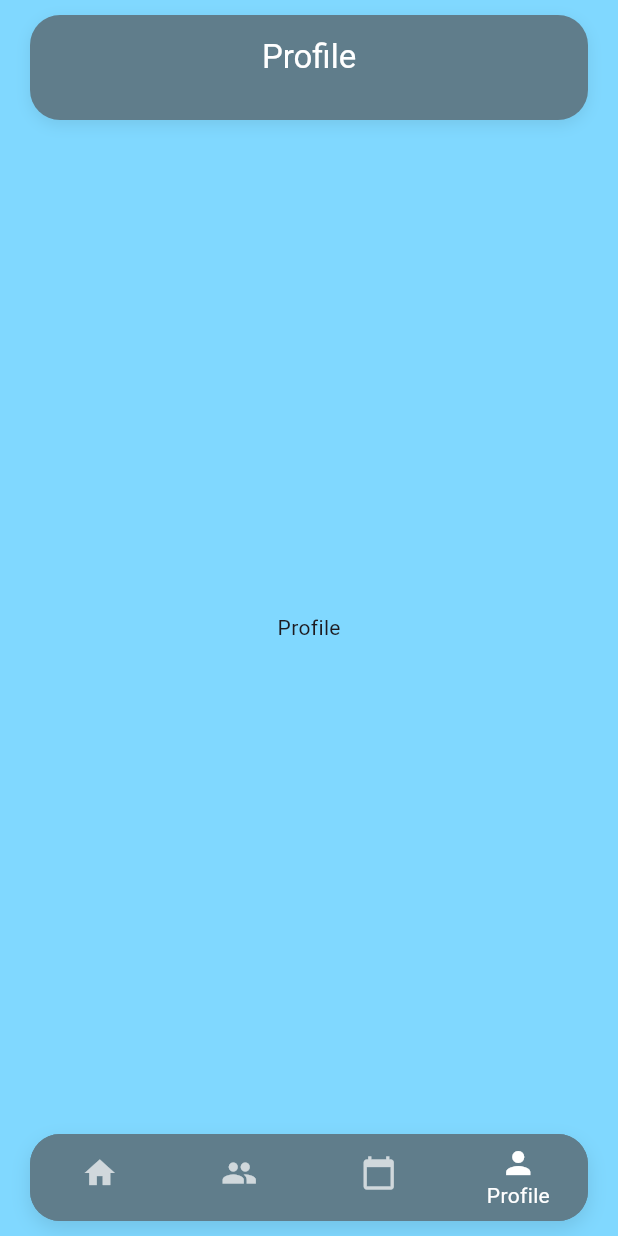
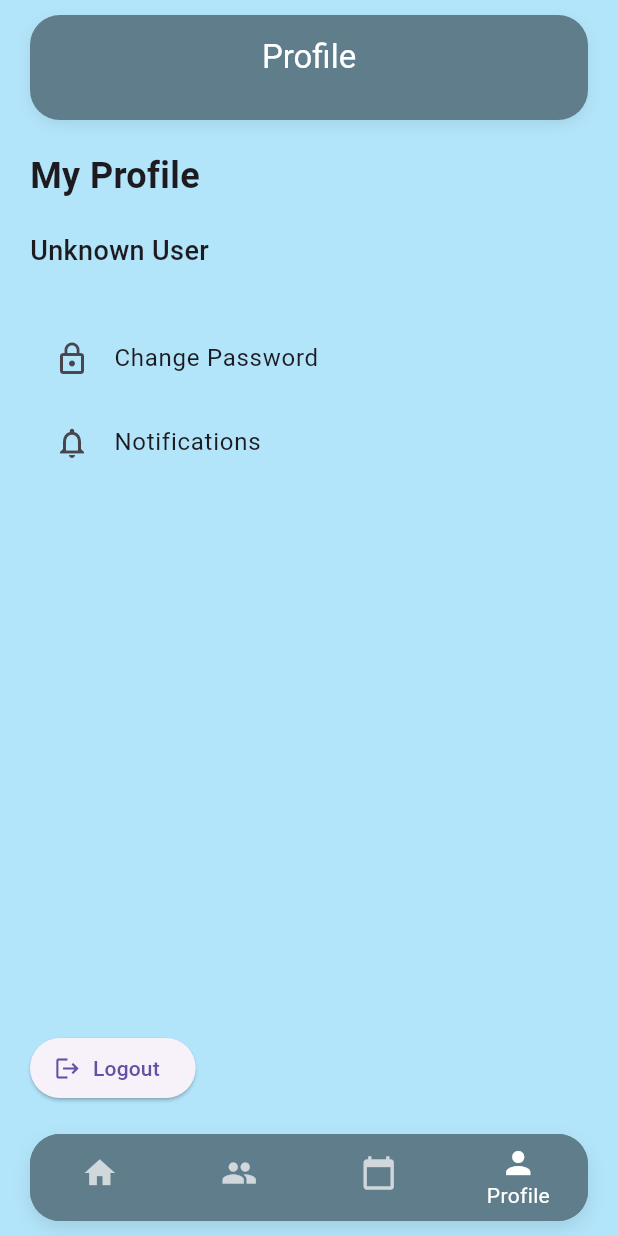
Before and after one commit to ThatoSiphosethu/hospice_app, a Flutter app: the screen it shows after launch, item 4 of the bottom bar chosen, on a phone screen of 412 x 824 dp. Run offline on Flutter 3.47's test engine with Material 3 defaults, Android fonts, the phone set to English and light mode, and no system bars; accounts and stored records are empty.

Commit message:
authNotWorking

```diff
--- /dev/null
+++ b/lib/core/auth/auth_repository.dart
@@ -0,0 +1,37 @@
+import 'models/auth_user.dart';
+import '../../features/ehr/domain/user_role.dart';
+
+class AuthRepository {
+
+  Future<AuthUser?> login(String email, String password) async {
+
+    await Future.delayed(const Duration(milliseconds: 800));
+
+    // MOCK USERS
+    if (email == "admin@hospice.com" && password == "admin") {
+      return AuthUser(
+        id: "1",
+        name: "Administrator",
+        role: UserRole.admin,
+      );
+    }
+
+    if (email == "cna@hospice.com" && password == "cna") {
+      return AuthUser(
+        id: "2",
+        name: "CNA Staff",
+        role: UserRole.caregiver,
+      );
+    }
+
+    if (email == "family@hospice.com" && password == "family") {
+      return AuthUser(
+        id: "3",
+        name: "Family Member",
+        role: UserRole.relative,
+      );
+    }
+
+    return null;
+  }
+}
--- /dev/null
+++ b/lib/core/auth/auth_service.dart
@@ -0,0 +1,24 @@
+import 'auth_repository.dart';
+import 'auth_session.dart';
+import 'models/auth_user.dart';
+
+class AuthService {
+
+  final AuthRepository _repo = AuthRepository();
+
+  Future<AuthUser?> login(String email, String password) async {
+
+    final user = await _repo.login(email, password);
+
+    if (user != null) {
+      AuthSession.currentUser = user;
+    }
+
+    return user;
+  }
+
+  void logout() {
+    AuthSession.logout();
+  }
+
+}
--- /dev/null
+++ b/lib/core/auth/auth_session.dart
@@ -0,0 +1,11 @@
+import 'models/auth_user.dart';
+
+class AuthSession {
+  static AuthUser? currentUser;
+
+  static bool get isLoggedIn => currentUser != null;
+
+  static void logout() {
+    currentUser = null;
+  }
+}
--- a/lib/core/auth/login_page.dart
+++ b/lib/core/auth/login_page.dart
@@ -1,6 +1,6 @@
 import 'package:flutter/material.dart';
 import 'package:hospice_app/shared/widgets/body_card.dart';
-
+import '../auth/auth_service.dart';
 import '../../features/ehr/domain/user_role.dart';
 
 class LoginPage extends StatefulWidget {
@@ -11,7 +11,7 @@ class LoginPage extends StatefulWidget {
 }
 
 class _LoginPageState extends State<LoginPage> {
-  // In a real app, the role is determined by the email/database,
+  final AuthService _authService = AuthService();
   // but we can add a toggle for testing purposes.
   UserRole _selectedRole = UserRole.caregiver;
 
@@ -20,29 +20,38 @@ class _LoginPageState extends State<LoginPage> {
   final TextEditingController emailController = TextEditingController();
   final TextEditingController passwordController = TextEditingController();
 
-// Simple loading state for demonstration (not connected to real auth logic)
+  // Simple loading state for demonstration (not connected to real auth logic)
   bool _loading = false;
 
-  void _handleLogin() async {
-    // Logic to navigate based on role
-    if (emailController.text.isEmpty || passwordController.text.isEmpty) {
+  Future<void> _handleLogin() async {
+    final email = emailController.text.trim();
+    final password = passwordController.text.trim();
+
+    if (email.isEmpty || password.isEmpty) {
       ScaffoldMessenger.of(
         context,
-      ).showSnackBar(const SnackBar(content: Text("Please enter credentials")));
+      ).showSnackBar(const SnackBar(content: Text("Enter credentials")));
       return;
     }
 
-    setState(() => _loading = true);
-    await Future.delayed(const Duration(seconds: 1));
-    setState(() => _loading = false);
+    final user = await _authService.login(email, password);
 
-    switch (_selectedRole) {
+    if (user == null) {
+      ScaffoldMessenger.of(
+        context,
+      ).showSnackBar(const SnackBar(content: Text("Invalid credentials")));
+      return;
+    }
+
+    switch (user.role) {
       case UserRole.admin:
         Navigator.pushReplacementNamed(context, '/admin');
         break;
+
       case UserRole.caregiver:
         Navigator.pushReplacementNamed(context, '/cna');
         break;
+
       case UserRole.relative:
         Navigator.pushReplacementNamed(context, '/family');
         break;
--- /dev/null
+++ b/lib/core/auth/models/auth_user.dart
@@ -0,0 +1,13 @@
+import '../../../features/ehr/domain/user_role.dart';
+
+class AuthUser {
+  final String id;
+  final String name;
+  final UserRole role;
+
+  AuthUser({
+    required this.id,
+    required this.name,
+    required this.role,
+  });
+}
--- a/lib/core/theme/app_theme.dart
+++ b/lib/core/theme/app_theme.dart
@@ -6,7 +6,7 @@ class AppTheme {
       primarySwatch: Colors.blue,
 
       // App background
-      scaffoldBackgroundColor: Colors.lightBlueAccent[100],
+      scaffoldBackgroundColor: const Color.fromARGB(255, 179, 229, 250),
 
       // Card styling
       cardTheme: CardThemeData(
--- a/lib/features/clinician/presentation/clinician_home.dart
+++ b/lib/features/clinician/presentation/clinician_home.dart
@@ -3,7 +3,7 @@ import '/features/visit/presentation/cna_shedule.dart';
 import '../../../shared/widgets/app_shell.dart';
 import 'cna_dashboard.dart';
 import '../../ehr/presentation/patient_list_screen.dart';
-
+import '../../profile/cna_profile_screen.dart';
 
 /// Landing shell for clinician users.
 ///
@@ -20,7 +20,7 @@ class ClinicianHome extends StatelessWidget {
         CNADashboard(),
         PatientListScreen(),
         CNAScheduleScreen(shifts: []), // Pass actual shifts in real implementation
-        Center(child: Text('Profile')),
+        CNAProfileScreen(),
       ],
 
       // NEW — titles for AppBar
--- /dev/null
+++ b/lib/features/profile/cna_profile_screen.dart
@@ -0,0 +1,67 @@
+import 'package:flutter/material.dart';
+import '../../core/auth/auth_service.dart';
+import '../../core/auth/auth_session.dart';
+
+class CNAProfileScreen extends StatelessWidget {
+  const CNAProfileScreen({super.key});
+
+  @override
+  Widget build(BuildContext context) {
+    final user = AuthSession.currentUser;
+
+    return Padding(
+      padding: const EdgeInsets.all(20),
+      child: Column(
+        crossAxisAlignment: CrossAxisAlignment.start,
+        children: [
+          const Text(
+            "My Profile",
+            style: TextStyle(fontSize: 24, fontWeight: FontWeight.bold),
+          ),
+
+          const SizedBox(height: 20),
+
+          Text(
+            user?.name ?? "Unknown User",
+            style: const TextStyle(fontSize: 18, fontWeight: FontWeight.w500),
+          ),
+
+          const SizedBox(height: 10),
+
+          Text(
+            user?.role.name ?? "",
+            style: const TextStyle(color: Colors.grey),
+          ),
+
+          ListTile(
+            leading: const Icon(Icons.lock_outline),
+            title: const Text("Change Password"),
+            onTap: () {},
+          ),
+
+          ListTile(
+            leading: const Icon(Icons.notifications_outlined),
+            title: const Text("Notifications"),
+            onTap: () {},
+          ),
+
+          const Spacer(),
+
+          ElevatedButton.icon(
+            icon: const Icon(Icons.logout),
+            label: const Text("Logout"),
+            onPressed: () {
+              AuthService().logout();
+
+              Navigator.pushNamedAndRemoveUntil(
+                context,
+                '/login',
+                (route) => false,
+              );
+            },
+          ),
+        ],
+      ),
+    );
+  }
+}
--- a/lib/main.dart
+++ b/lib/main.dart
@@ -6,6 +6,7 @@ library;
 import 'package:flutter/material.dart';
 import 'core/theme/app_theme.dart';
 import 'core/routing/app_router.dart';
+//import 'core/auth/login_page.dart';
 
 void main() {
   runApp(const HospiceApp());
```
Also changed, not shown: lib/core/auth/relative_login.dart (deleted), lib/features/profile/admin_profile_screen.dart (added), lib/features/profile/relative_profile_screen.dart (added).
